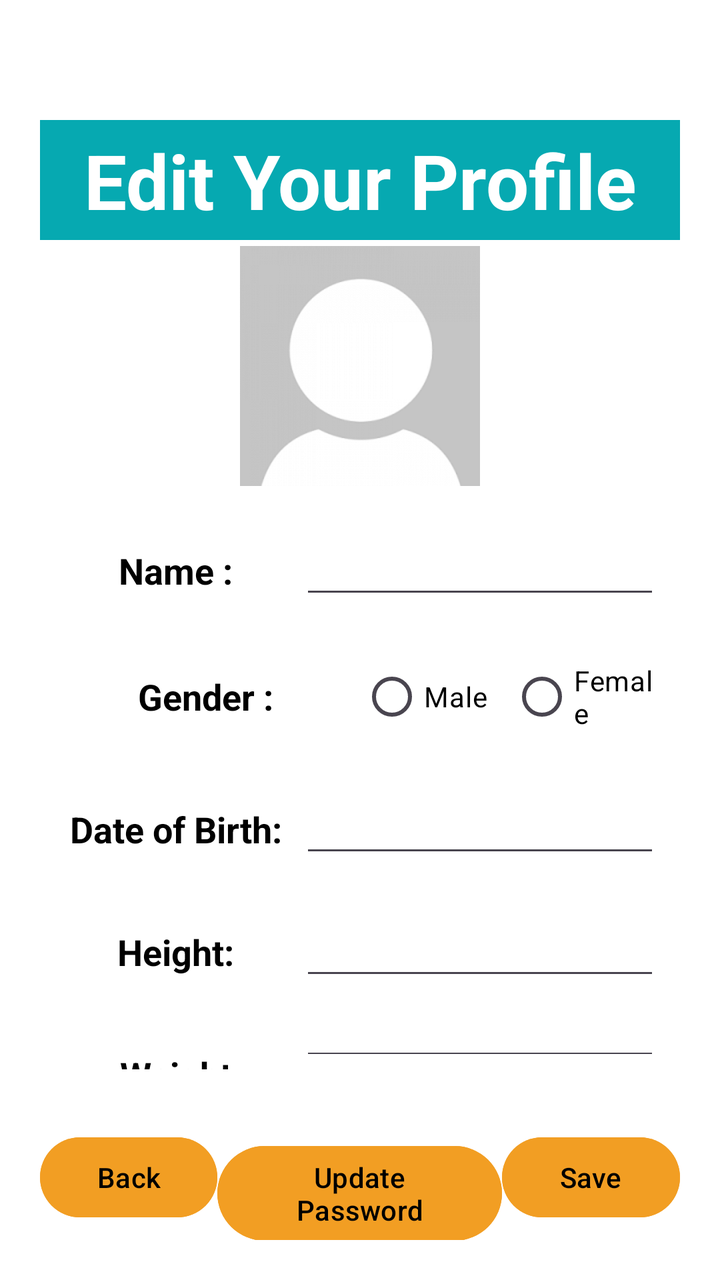
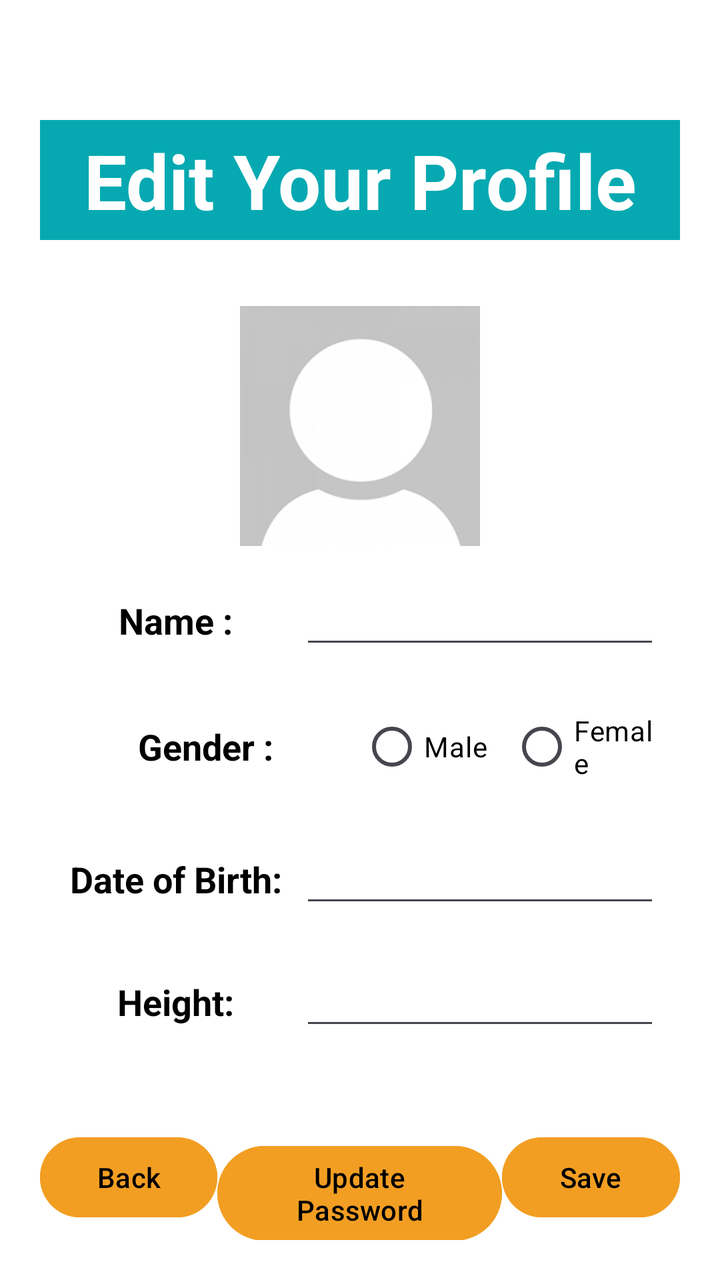

An Android layout rendered at two revisions. The XML below is the earlier revision; the diff shows what the commit changed to produce the second picture.
<!-- AndroidManifest.xml: application theme Theme.DoctorRank223410 -->
<!-- res/layout/activity_user_profile_edit_page.xml -->
<?xml version="1.0" encoding="utf-8"?>
<LinearLayout

xmlns:android="http://schemas.android.com/apk/res/android"
xmlns:app="http://schemas.android.com/apk/res-auto"
xmlns:tools="http://schemas.android.com/tools"

android:id="@+id/main"
android:layout_width="match_parent"
android:layout_height="match_parent"
android:orientation="vertical"
android:padding="20dp"
android:background="#FFFFFF"
tools:context=".PatientProfileEditPage">


<TextView
    android:layout_width="match_parent"
    android:layout_height="60dp"
    android:gravity="center"
    android:text="Edit Your Profile"
    android:textSize="38dp"
    android:textColor="@color/white"
    android:textStyle="bold"
    android:background="#06a9b1"
    android:layout_marginBottom="3dp"
    android:layout_marginTop="40dp"/>

<ImageView
    android:id="@+id/ivProfilePicture"
    android:layout_width="120dp"
    android:layout_height="120dp"
    android:layout_gravity="center"
    android:contentDescription="Profile Picture"
    android:src="@drawable/dummy"
    android:layout_marginBottom="10dp"/>

    <LinearLayout
        android:layout_width="match_parent"
        android:layout_height="0dp"
        android:layout_weight="1"
        android:orientation="vertical">


        <TableLayout
            android:layout_width="match_parent"
            android:layout_height="0dp"
            android:layout_weight="10"
            android:orientation="vertical"
            android:gravity="center"
            android:padding="10dp">

            
            <TableRow
                android:layout_width="match_parent"
                android:layout_height="wrap_content"
                android:orientation="horizontal"
                android:layout_marginTop="10dp"
                android:layout_marginBottom="10dp">
                <TextView
                    android:layout_width="0dp"
                    android:layout_height="wrap_content"
                    android:layout_weight="1"
                    android:gravity="center"
                    android:text="Name : "
                    android:textColor="#000000"
                    android:textStyle="bold"
                    android:textSize="18dp"/>
                <EditText
                    android:id="@+id/etName"
                    android:layout_width="0dp"
                    android:textColor="#000000"
                    android:layout_height="wrap_content"
                    android:layout_weight="1.5"
                    android:gravity="center"
                    android:textSize="18dp"/>
            </TableRow>

            
            <TableRow
                android:layout_width="match_parent"
                android:layout_height="wrap_content"
                android:orientation="horizontal"
                android:layout_marginTop="10dp"
                android:layout_marginBottom="10dp">
                <TextView
                    android:layout_width="150dp"
                    android:layout_height="wrap_content"
                    android:text="Gender : "
                    android:layout_gravity="center_vertical"
                    android:gravity="center"
                    android:textColor="#000000"
                    android:textStyle="bold"
                    android:textSize="18dp" />
                <RadioGroup
                    android:layout_width="0dp"
                    android:layout_height="wrap_content"
                    android:layout_weight="1"
                    android:orientation="horizontal"
                    android:gravity="center">

                    <RadioButton
                        android:id="@+id/cbMale"
                        android:layout_width="0dp"
                        android:layout_height="wrap_content"
                        android:layout_weight="1"
                        android:textColor="#000000"
                        android:text="Male"/>
                    <RadioButton
                        android:id="@+id/cbFemale"
                        android:layout_width="0dp"
                        android:textColor="#000000"
                        android:layout_height="wrap_content"
                        android:layout_weight="1"
                        android:text="Female"/>
                </RadioGroup>


            </TableRow>
            
            <TableRow
                android:layout_width="match_parent"
                android:layout_height="wrap_content"
                android:orientation="horizontal"
                android:layout_marginTop="10dp"
                android:layout_marginBottom="10dp">
                <TextView
                    android:layout_width="0dp"
                    android:layout_height="wrap_content"
                    android:layout_weight="1"
                    android:gravity="center"
                    android:textColor="#000000"
                    android:text="Date of Birth: "
                    android:textStyle="bold"
                    android:textSize="18dp"/>
                <EditText
                    android:id="@+id/etAge"
                    android:textColor="#000000"
                    android:layout_width="0dp"
                    android:layout_height="wrap_content"
                    android:layout_weight="1.5"
                    android:gravity="center"
                    android:textSize="18dp"/>
            </TableRow>

            
            <TableRow
                android:layout_width="match_parent"
                android:layout_height="wrap_content"
                android:orientation="horizontal"
                android:layout_marginTop="10dp"
                android:layout_marginBottom="10dp">
                <TextView
                    android:layout_width="0dp"
                    android:layout_height="wrap_content"
                    android:layout_weight="1"
                    android:gravity="center"
                    android:textColor="#000000"
                    android:text="Height: "
                    android:textStyle="bold"
                    android:textSize="18dp"/>
                <EditText
                    android:id="@+id/etHeight"
                    android:layout_width="0dp"
                    android:layout_height="wrap_content"
                    android:layout_weight="1.5"
                    android:textColor="#000000"
                    android:gravity="center"
                    android:textSize="18dp"/>
            </TableRow>

            
            <TableRow
                android:layout_width="match_parent"
                android:layout_height="wrap_content"
                android:orientation="horizontal"
                android:layout_marginTop="10dp"
                android:layout_marginBottom="10dp">
                <TextView
                    android:layout_width="0dp"
                    android:layout_height="wrap_content"
                    android:layout_weight="1"
                    android:gravity="center"
                    android:textColor="#000000"
                    android:text="Weight "
                    android:textStyle="bold"
                    android:textSize="18dp"/>
                <EditText
                    android:id="@+id/etWeight"
                    android:layout_width="0dp"
                    android:layout_height="wrap_content"
                    android:layout_weight="1.5"
                    android:gravity="center"
                    android:textColor="#000000"
                    android:textSize="18dp"/>

            </TableRow>

            <TableRow
                android:layout_width="match_parent"
                android:layout_height="wrap_content"
                android:orientation="horizontal"
                android:layout_marginTop="10dp"
                android:layout_marginBottom="10dp">
                <TextView
                    android:layout_width="0dp"
                    android:layout_height="wrap_content"
                    android:layout_weight="1"
                    android:gravity="center"
                    android:text="Phone: "
                    android:textColor="#000000"
                    android:textStyle="bold"
                    android:textSize="18dp"/>
                <EditText
                    android:id="@+id/etPhone"
                    android:layout_width="0dp"
                    android:layout_height="wrap_content"
                    android:layout_weight="1.5"
                    android:gravity="center"
                    android:textColor="#000000"
                    android:textSize="18dp"/>
            </TableRow>
        </TableLayout>


    </LinearLayout>

    <LinearLayout
        android:layout_width="match_parent"
        android:layout_height="wrap_content"
        android:orientation="horizontal">

        <Button
            android:id="@+id/btBack"
            android:layout_width="0dp"
            android:layout_height="wrap_content"
            android:text="Back"
            android:backgroundTint="#f29e23"
            android:textColor="@color/black"
            android:layout_weight="1"/>
        <Button
            android:id="@+id/btHome"
            android:layout_width="0dp"
            android:layout_height="wrap_content"
            android:text="Update Password"
            android:textColor="@color/black"
            android:backgroundTint="#f29e23"
            android:layout_weight="1.6"/>
        <Button
            android:id="@+id/btSave"
            android:layout_width="0dp"
            android:layout_height="wrap_content"
            android:text="Save"
            android:backgroundTint="#f29e23"
            android:textColor="@color/black"
            android:layout_weight="1"/>

    </LinearLayout>

</LinearLayout>
<!-- resources referenced by this layout -->
<resources>
  <color name="black">#FF000000</color>
  <color name="white">#FFFFFFFF</color>
  <!-- drawable dummy: png bitmap (drawable, 15107 bytes) -->
  <style name="Theme.DoctorRank223410" parent="Base.Theme.DoctorRank223410" />
  <style name="Base.Theme.DoctorRank223410" parent="Theme.Material3.DayNight.NoActionBar">
          
          
      </style>
</resources>

<!-- the commit's change to res/layout/activity_user_profile_edit_page.xml (unified diff, before → after) -->
@@ -33,7 +33,8 @@ tools:context=".PatientProfileEditPage">
     android:layout_gravity="center"
     android:contentDescription="Profile Picture"
     android:src="@drawable/dummy"
-    android:layout_marginBottom="10dp"/>
+    android:layout_marginBottom="10dp"
+    android:layout_marginTop="30dp"/>
 
     <LinearLayout
         android:layout_width="match_parent"
<!-- resource entries referenced after the edit -->
@@ -1,7 +1,7 @@
 <!-- resources referenced by this layout -->
 <resources>
-  <color name="black">#FF000000</color>
-  <color name="white">#FFFFFFFF</color>
+  <color name="black">#000000</color>
+  <color name="white">#FFFFFF</color>
   <!-- drawable dummy: png bitmap (drawable, 15107 bytes) -->
   <style name="Theme.DoctorRank223410" parent="Base.Theme.DoctorRank223410" />
   <style name="Base.Theme.DoctorRank223410" parent="Theme.Material3.DayNight.NoActionBar">
